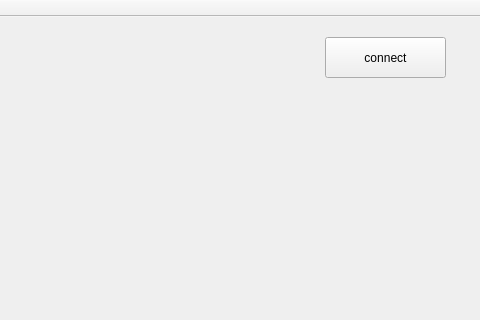
fangwei123456/telloGUIController, file telloGUIController/telloGUIController/mainwindow.ui: the form before one commit; both pictures show x 255 to 735 and y 0 to 320 of the 735 by 493 pixel window.
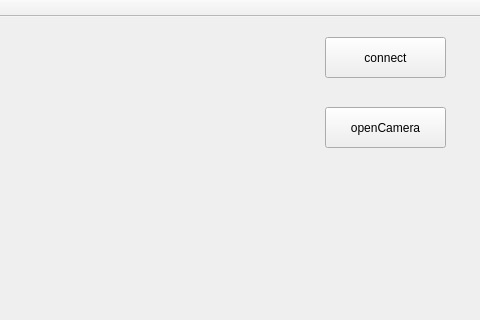
The form after the commit.

The edit to the form file:
```diff
--- a/telloGUIController/telloGUIController/mainwindow.ui
+++ b/telloGUIController/telloGUIController/mainwindow.ui
@@ -27,6 +27,19 @@
      <string>connect</string>
     </property>
    </widget>
+   <widget class="QPushButton" name="openCameraButton">
+    <property name="geometry">
+     <rect>
+      <x>580</x>
+      <y>90</y>
+      <width>121</width>
+      <height>41</height>
+     </rect>
+    </property>
+    <property name="text">
+     <string>openCamera</string>
+    </property>
+   </widget>
   </widget>
   <widget class="QToolBar" name="mainToolBar">
    <attribute name="toolBarArea">
```
Left out of the diff: 2 changed lines with no effect on the pictures.
